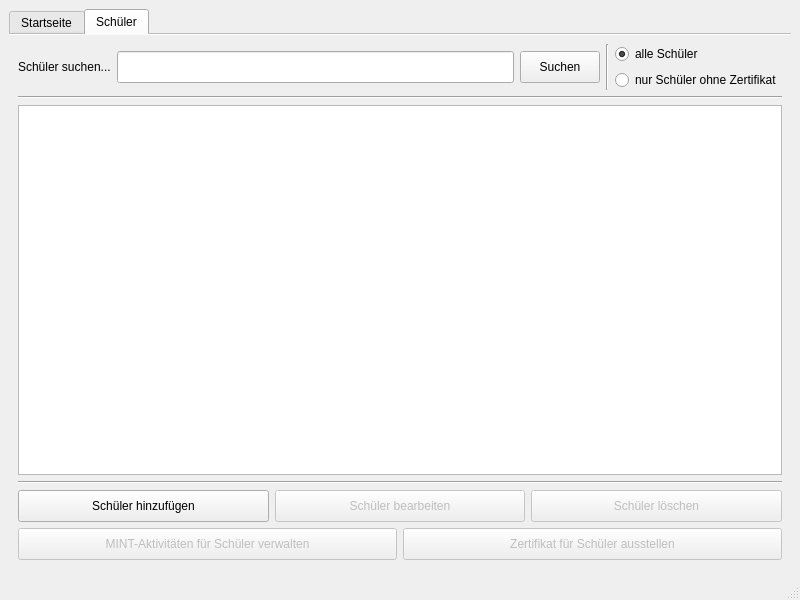
The window that mint-manager/mainwindow.ui (MCG-Dallgow/MINT-Manager) describes before a commit, drawn with Qt 5.
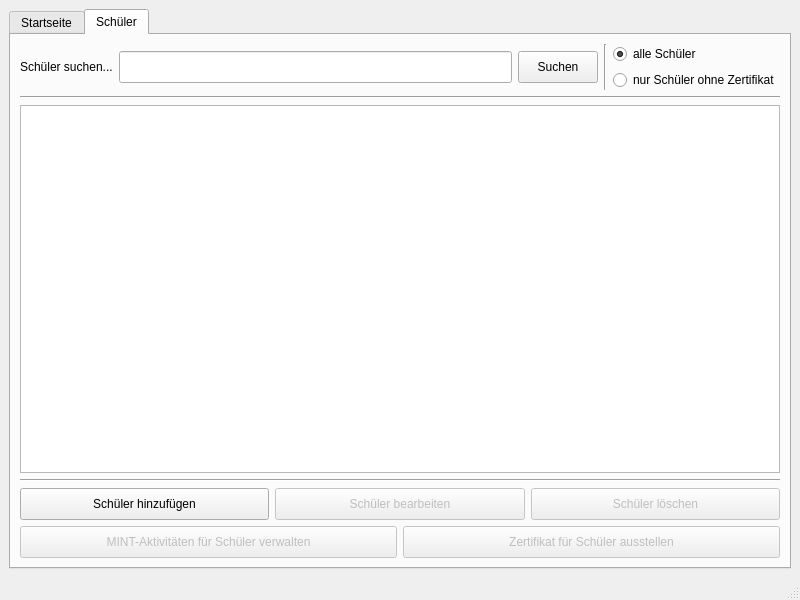
The same window after the commit.

```diff
--- a/mint-manager/mainwindow.ui
+++ b/mint-manager/mainwindow.ui
@@ -20,9 +20,6 @@
       <property name="currentIndex">
        <number>1</number>
       </property>
-      <property name="documentMode">
-       <bool>true</bool>
-      </property>
       <widget class="QWidget" name="tabMain">
        <attribute name="title">
         <string>Startseite</string>
```
